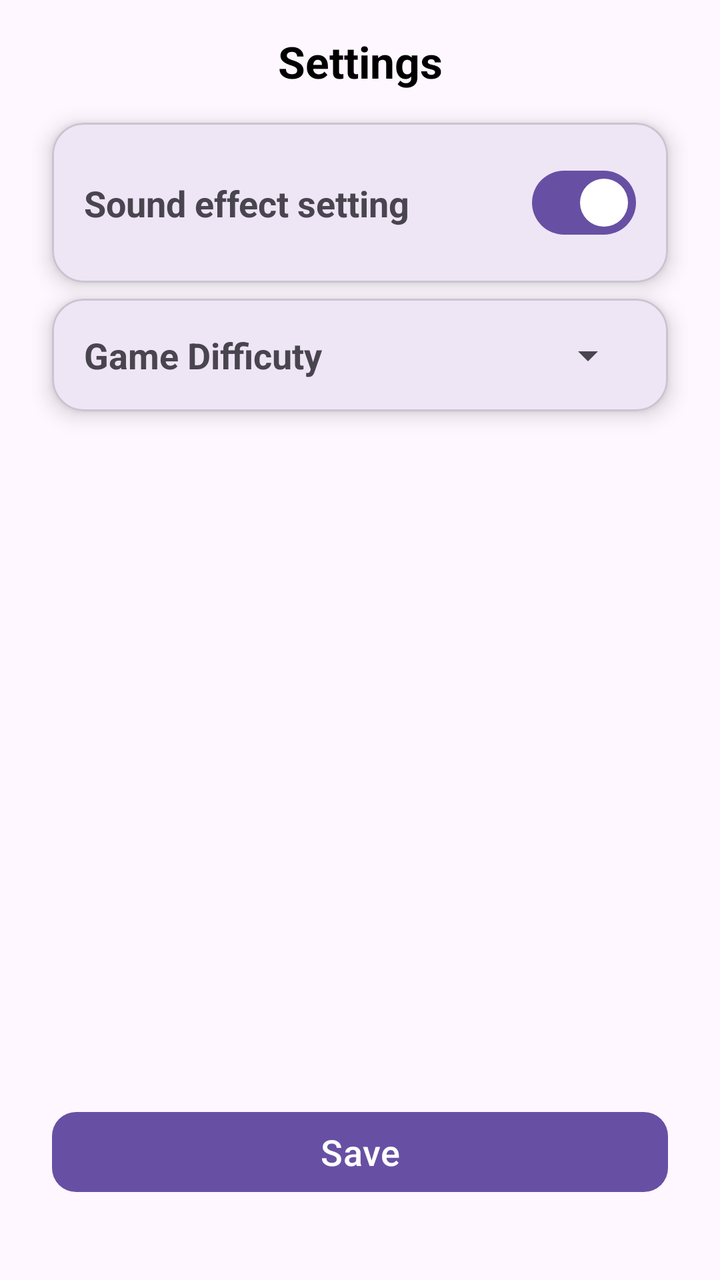
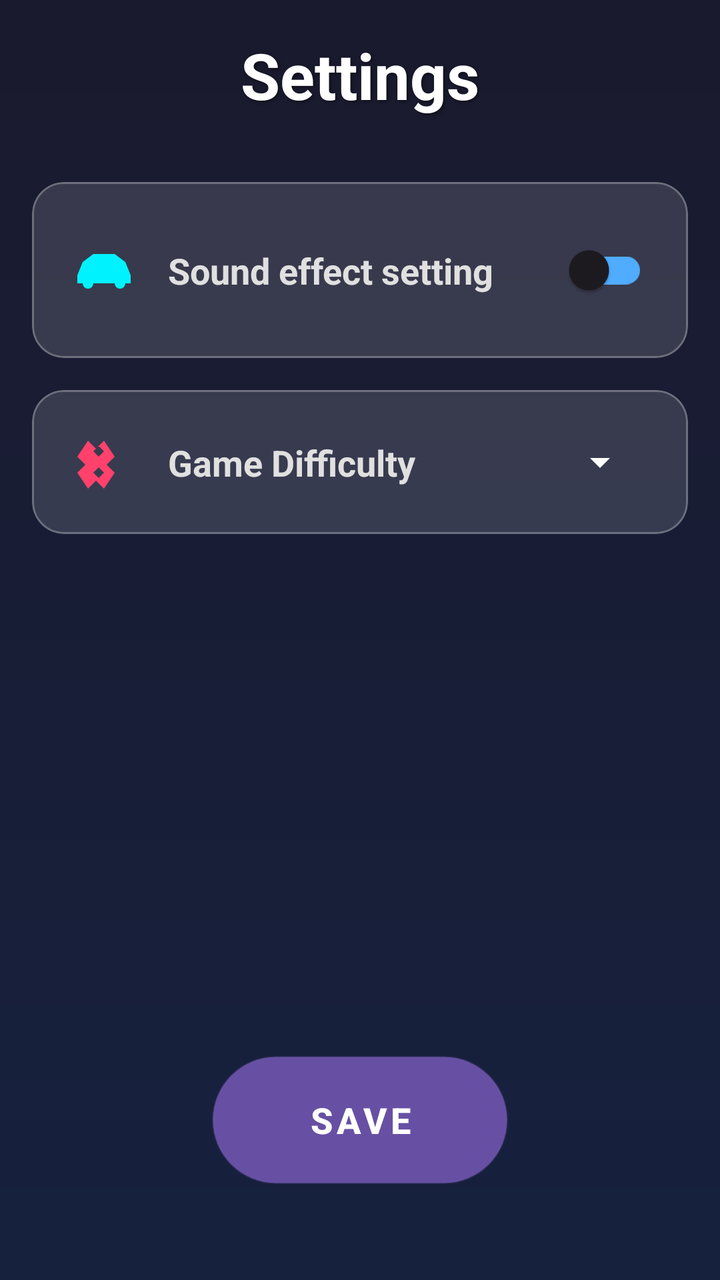

Compare the two renders of this Android layout. The source of the first and the diff that turns it into the second are given below.
<!-- AndroidManifest.xml: application theme Theme.RacingGame2D -->
<!-- res/layout/activity_settings.xml -->
<?xml version="1.0" encoding="utf-8"?>
<androidx.constraintlayout.widget.ConstraintLayout
    xmlns:android="http://schemas.android.com/apk/res/android"
    xmlns:app="http://schemas.android.com/apk/res-auto"
    xmlns:tools="http://schemas.android.com/tools"
    android:id="@+id/main"
    android:layout_width="match_parent"
    android:layout_height="match_parent"
    android:padding="16dp"
    android:fitsSystemWindows="true"
    tools:context=".view.setting.SettingsActivity">

    
    <TextView
        android:id="@+id/tvTitle"
        android:layout_width="wrap_content"
        android:layout_height="wrap_content"
        android:text="@string/racinggame2d_settings_tv"
        android:textSize="22sp"
        android:textStyle="bold"
        android:textColor="@android:color/black"
        app:layout_constraintTop_toTopOf="parent"
        app:layout_constraintStart_toStartOf="parent"
        app:layout_constraintEnd_toEndOf="parent"
        android:layout_marginBottom="16dp"/>

    
    <com.google.android.material.card.MaterialCardView
        android:id="@+id/card_sound"
        android:layout_width="0dp"
        android:layout_height="wrap_content"
        android:layout_marginTop="16dp"
        android:layout_marginStart="10dp"
        android:layout_marginEnd="10dp"
        android:layout_marginBottom="16dp"
        app:cardCornerRadius="16dp"
        app:cardElevation="6dp"
        app:layout_constraintTop_toBottomOf="@id/tvTitle"
        app:layout_constraintStart_toStartOf="parent"
        app:layout_constraintEnd_toEndOf="parent">

        <androidx.constraintlayout.widget.ConstraintLayout
            android:layout_width="match_parent"
            android:layout_height="wrap_content"
            android:padding="16dp">

            <TextView
                android:id="@+id/text_sound_effect"
                android:layout_width="wrap_content"
                android:layout_height="wrap_content"
                android:text="@string/racinggame2d_sound_effect_setting_tv"
                android:textStyle="bold"
                android:textSize="18sp"
                app:layout_constraintStart_toStartOf="parent"
                app:layout_constraintTop_toTopOf="parent"
                app:layout_constraintBottom_toBottomOf="parent" />

            <com.google.android.material.materialswitch.MaterialSwitch
                android:id="@+id/switch_sound"
                android:layout_width="wrap_content"
                android:layout_height="wrap_content"
                android:checked="true"
                app:layout_constraintEnd_toEndOf="parent"
                app:layout_constraintTop_toTopOf="parent"
                app:layout_constraintBottom_toBottomOf="parent" />

        </androidx.constraintlayout.widget.ConstraintLayout>
    </com.google.android.material.card.MaterialCardView>
    
    <com.google.android.material.card.MaterialCardView
        android:id="@+id/card_difficulty"
        android:layout_width="0dp"
        android:layout_height="wrap_content"
        android:layout_marginTop="8dp"
        android:layout_marginStart="10dp"
        android:layout_marginEnd="10dp"
        app:cardCornerRadius="16dp"
        app:cardElevation="6dp"
        app:layout_constraintTop_toBottomOf="@id/card_sound"
        app:layout_constraintStart_toStartOf="parent"
        app:layout_constraintEnd_toEndOf="parent">

        <androidx.constraintlayout.widget.ConstraintLayout
            android:layout_width="match_parent"
            android:layout_height="wrap_content"
            android:padding="16dp">

            <TextView
                android:id="@+id/text_difficulty"
                android:layout_width="wrap_content"
                android:layout_height="wrap_content"
                android:text="@string/racinggame2d_game_difficuty_setting_tv"
                android:textStyle="bold"
                android:textSize="18sp"
                app:layout_constraintStart_toStartOf="parent"
                app:layout_constraintTop_toTopOf="parent"
                app:layout_constraintBottom_toBottomOf="parent" />

            <Spinner
                android:id="@+id/spinner_difficulty"
                android:layout_width="wrap_content"
                android:layout_height="wrap_content"
                app:layout_constraintEnd_toEndOf="parent"
                app:layout_constraintTop_toTopOf="parent"
                app:layout_constraintBottom_toBottomOf="parent" />

        </androidx.constraintlayout.widget.ConstraintLayout>
    </com.google.android.material.card.MaterialCardView>


    
    <com.google.android.material.button.MaterialButton
        android:id="@+id/btn_save"
        android:layout_width="0dp"
        android:layout_height="wrap_content"
        android:text="@string/racinggame2d_save_btn"
        android:textSize="18sp"
        android:layout_marginTop="24dp"
        android:layout_marginStart="10dp"
        android:layout_marginEnd="10dp"
        android:layout_marginBottom="24dp"
        app:cornerRadius="12dp"
        app:layout_constraintStart_toStartOf="parent"
        app:layout_constraintEnd_toEndOf="parent"
        app:layout_constraintBottom_toBottomOf="parent"/>

</androidx.constraintlayout.widget.ConstraintLayout>
<!-- resources referenced by this layout -->
<resources>
  <string name="racinggame2d_game_difficuty_setting_tv">Game Difficuty</string>
  <!-- unchanged entries left out for length: 5 -->
</resources>

<!-- the commit's change to res/layout/activity_settings.xml (unified diff, before → after) -->
@@ -1,127 +1,151 @@
 <?xml version="1.0" encoding="utf-8"?>
-<androidx.constraintlayout.widget.ConstraintLayout
-    xmlns:android="http://schemas.android.com/apk/res/android"
+<layout xmlns:android="http://schemas.android.com/apk/res/android"
     xmlns:app="http://schemas.android.com/apk/res-auto"
-    xmlns:tools="http://schemas.android.com/tools"
-    android:id="@+id/main"
-    android:layout_width="match_parent"
-    android:layout_height="match_parent"
-    android:padding="16dp"
-    android:fitsSystemWindows="true"
-    tools:context=".view.setting.SettingsActivity">
+    xmlns:tools="http://schemas.android.com/tools">
 
-    
-    <TextView
-        android:id="@+id/tvTitle"
-        android:layout_width="wrap_content"
-        android:layout_height="wrap_content"
-        android:text="@string/racinggame2d_settings_tv"
-        android:textSize="22sp"
-        android:textStyle="bold"
-        android:textColor="@android:color/black"
-        app:layout_constraintTop_toTopOf="parent"
-        app:layout_constraintStart_toStartOf="parent"
-        app:layout_constraintEnd_toEndOf="parent"
-        android:layout_marginBottom="16dp"/>
+    <data>
+        <variable
+            name="viewModel"
+            type="com.adam.app.racinggame2d.ui.setting.SettingsViewModel" />
+    </data>
 
-    
-    <com.google.android.material.card.MaterialCardView
-        android:id="@+id/card_sound"
-        android:layout_width="0dp"
-        android:layout_height="wrap_content"
-        android:layout_marginTop="16dp"
-        android:layout_marginStart="10dp"
-        android:layout_marginEnd="10dp"
-        android:layout_marginBottom="16dp"
-        app:cardCornerRadius="16dp"
-        app:cardElevation="6dp"
-        app:layout_constraintTop_toBottomOf="@id/tvTitle"
-        app:layout_constraintStart_toStartOf="parent"
-        app:layout_constraintEnd_toEndOf="parent">
+    <androidx.constraintlayout.widget.ConstraintLayout
+        android:layout_width="match_parent"
+        android:layout_height="match_parent"
+        android:background="@drawable/game_screen_background"
+        android:padding="16dp"
+        android:fitsSystemWindows="true"
+        tools:context=".ui.setting.SettingsActivity">
 
-        <androidx.constraintlayout.widget.ConstraintLayout
+        <TextView
+            android:id="@+id/tv_settings_title"
+            style="@style/GameTitleStyle"
+            android:layout_width="wrap_content"
+            android:layout_height="wrap_content"
+            android:text="@string/racinggame2d_settings_tv"
+            app:layout_constraintEnd_toEndOf="parent"
+            app:layout_constraintStart_toStartOf="parent"
+            app:layout_constraintTop_toTopOf="parent" />
+
+        
+        <com.google.android.material.card.MaterialCardView
+            android:id="@+id/card_sound"
             android:layout_width="match_parent"
             android:layout_height="wrap_content"
-            android:padding="16dp">
+            android:layout_marginTop="32dp"
+            app:cardBackgroundColor="#22FFFFFF"
+            app:cardCornerRadius="16dp"
+            app:cardElevation="0dp"
+            app:strokeColor="#44FFFFFF"
+            app:strokeWidth="1dp"
+            app:layout_constraintTop_toBottomOf="@id/tv_settings_title">
 
-            <TextView
-                android:id="@+id/text_sound_effect"
-                android:layout_width="wrap_content"
+            <androidx.constraintlayout.widget.ConstraintLayout
+                android:layout_width="match_parent"
                 android:layout_height="wrap_content"
-                android:text="@string/racinggame2d_sound_effect_setting_tv"
-                android:textStyle="bold"
-                android:textSize="18sp"
-                app:layout_constraintStart_toStartOf="parent"
-                app:layout_constraintTop_toTopOf="parent"
-                app:layout_constraintBottom_toBottomOf="parent" />
+                android:padding="20dp">
 
-            <com.google.android.material.materialswitch.MaterialSwitch
-                android:id="@+id/switch_sound"
-                android:layout_width="wrap_content"
-                android:layout_height="wrap_content"
-                android:checked="true"
-                app:layout_constraintEnd_toEndOf="parent"
-                app:layout_constraintTop_toTopOf="parent"
-                app:layout_constraintBottom_toBottomOf="parent" />
+                <ImageView
+                    android:id="@+id/iv_sound_icon"
+                    android:layout_width="32dp"
+                    android:layout_height="32dp"
+                    android:src="@drawable/ic_car_logo"
+                    android:tint="#00F2FE"
+                    android:contentDescription="@null"
+                    app:layout_constraintBottom_toBottomOf="parent"
+                    app:layout_constraintStart_toStartOf="parent"
+                    app:layout_constraintTop_toTopOf="parent"
+                    tools:ignore="UseAppTint" />
 
-        </androidx.constraintlayout.widget.ConstraintLayout>
-    </com.google.android.material.card.MaterialCardView>
-    
-    <com.google.android.material.card.MaterialCardView
-        android:id="@+id/card_difficulty"
-        android:layout_width="0dp"
-        android:layout_height="wrap_content"
-        android:layout_marginTop="8dp"
-        android:layout_marginStart="10dp"
-        android:layout_marginEnd="10dp"
-        app:cardCornerRadius="16dp"
-        app:cardElevation="6dp"
-        app:layout_constraintTop_toBottomOf="@id/card_sound"
-        app:layout_constraintStart_toStartOf="parent"
-        app:layout_constraintEnd_toEndOf="parent">
+                <TextView
+                    android:id="@+id/tv_sound_label"
+                    style="@style/GameLabelStyle"
+                    android:layout_width="wrap_content"
+                    android:layout_height="wrap_content"
+                    android:layout_marginStart="16dp"
+                    android:text="@string/racinggame2d_sound_effect_setting_tv"
+                    app:layout_constraintBottom_toBottomOf="parent"
+                    app:layout_constraintStart_toEndOf="@id/iv_sound_icon"
+                    app:layout_constraintTop_toTopOf="parent" />
 
-        <androidx.constraintlayout.widget.ConstraintLayout
+                <androidx.appcompat.widget.SwitchCompat
+                    android:id="@+id/switch_sound"
+                    android:layout_width="wrap_content"
+                    android:layout_height="wrap_content"
+                    android:thumbTint="#00F2FE"
+                    app:trackTint="#4FACFE"
+                    app:layout_constraintBottom_toBottomOf="parent"
+                    app:layout_constraintEnd_toEndOf="parent"
+                    app:layout_constraintTop_toTopOf="parent" />
+
+            </androidx.constraintlayout.widget.ConstraintLayout>
+        </com.google.android.material.card.MaterialCardView>
+
+        
+        <com.google.android.material.card.MaterialCardView
+            android:id="@+id/card_difficulty"
             android:layout_width="match_parent"
             android:layout_height="wrap_content"
-            android:padding="16dp">
+            android:layout_marginTop="16dp"
+            app:cardBackgroundColor="#22FFFFFF"
+            app:cardCornerRadius="16dp"
+            app:cardElevation="0dp"
+            app:strokeColor="#44FFFFFF"
+            app:strokeWidth="1dp"
+            app:layout_constraintTop_toBottomOf="@id/card_sound">
 
-            <TextView
-                android:id="@+id/text_difficulty"
-                android:layout_width="wrap_content"
+            <androidx.constraintlayout.widget.ConstraintLayout
+                android:layout_width="match_parent"
                 android:layout_height="wrap_content"
-                android:text="@string/racinggame2d_game_difficuty_setting_tv"
-                android:textStyle="bold"
-                android:textSize="18sp"
-                app:layout_constraintStart_toStartOf="parent"
-                app:layout_constraintTop_toTopOf="parent"
-                app:layout_constraintBottom_toBottomOf="parent" />
+                android:padding="20dp">
 
-            <Spinner
-                android:id="@+id/spinner_difficulty"
-                android:layout_width="wrap_content"
-                android:layout_height="wrap_content"
-                app:layout_constraintEnd_toEndOf="parent"
-                app:layout_constraintTop_toTopOf="parent"
-                app:layout_constraintBottom_toBottomOf="parent" />
+                <ImageView
+                    android:id="@+id/iv_difficulty_icon"
+                    android:layout_width="32dp"
+                    android:layout_height="32dp"
+                    android:src="@drawable/ic_accelerator"
+                    android:tint="#FF416C"
+                    android:contentDescription="@null"
+                    app:layout_constraintBottom_toBottomOf="parent"
+                    app:layout_constraintStart_toStartOf="parent"
+                    app:layout_constraintTop_toTopOf="parent"
+                    tools:ignore="UseAppTint" />
 
-        </androidx.constraintlayout.widget.ConstraintLayout>
-    </com.google.android.material.card.MaterialCardView>
+                <TextView
+                    android:id="@+id/tv_difficulty_label"
+                    style="@style/GameLabelStyle"
+                    android:layout_width="wrap_content"
+                    android:layout_height="wrap_content"
+                    android:layout_marginStart="16dp"
+                    android:text="@string/racinggame2d_game_difficulty_setting_tv"
+                    app:layout_constraintBottom_toBottomOf="parent"
+                    app:layout_constraintStart_toEndOf="@id/iv_difficulty_icon"
+                    app:layout_constraintTop_toTopOf="parent" />
+
+                <Spinner
+                    android:id="@+id/spinner_difficulty"
+                    android:layout_width="wrap_content"
+                    android:layout_height="wrap_content"
+                    android:backgroundTint="@color/white"
+                    android:gravity="end"
+                    app:layout_constraintBottom_toBottomOf="parent"
+                    app:layout_constraintEnd_toEndOf="parent"
+                    app:layout_constraintTop_toTopOf="parent" />
+
+            </androidx.constraintlayout.widget.ConstraintLayout>
+        </com.google.android.material.card.MaterialCardView>
+
+        <Button
+            android:id="@+id/btn_save"
+            style="@style/GameCapsuleButtonStyle"
+            android:layout_width="wrap_content"
+            android:layout_height="64dp"
+            android:layout_marginBottom="32dp"
+            android:text="@string/racinggame2d_save_btn"
+            app:layout_constraintBottom_toBottomOf="parent"
+            app:layout_constraintEnd_toEndOf="parent"
+            app:layout_constraintStart_toStartOf="parent" />
 
 
-    
-    <com.google.android.material.button.MaterialButton
-        android:id="@+id/btn_save"
-        android:layout_width="0dp"
-        android:layout_height="wrap_content"
-        android:text="@string/racinggame2d_save_btn"
-        android:textSize="18sp"
-        android:layout_marginTop="24dp"
-        android:layout_marginStart="10dp"
-        android:layout_marginEnd="10dp"
-        android:layout_marginBottom="24dp"
-        app:cornerRadius="12dp"
-        app:layout_constraintStart_toStartOf="parent"
-        app:layout_constraintEnd_toEndOf="parent"
-        app:layout_constraintBottom_toBottomOf="parent"/>
-
-</androidx.constraintlayout.widget.ConstraintLayout>
+    </androidx.constraintlayout.widget.ConstraintLayout>
+</layout>
<!-- resource entries referenced after the edit -->
@@ -1,6 +1,160 @@
 <!-- resources referenced by this layout -->
 <resources>
-  <string name="racinggame2d_game_difficuty_setting_tv">Game Difficuty</string>
+  <color name="white">#FFFFFFFF</color>
+  <!-- drawable game_screen_background (drawable) -->
+  <?xml version="1.0" encoding="utf-8"?>
+  <shape xmlns:android="http://schemas.android.com/apk/res/android"
+      android:shape="rectangle">
+      <gradient
+          android:startColor="#1A1A2E"
+          android:endColor="#16213E"
+          android:angle="270" />
+  </shape>
+  <!-- drawable ic_accelerator (drawable) -->
+  <vector xmlns:android="http://schemas.android.com/apk/res/android"
+      android:width="24dp"
+      android:height="24dp"
+      android:viewportWidth="24"
+      android:viewportHeight="24">
+      <path
+          android:fillColor="#FFFFFFFF"
+          android:pathData="M2,16l4,6 3,-3 3,3 4,-6 -3,-3 3,-3 -4,-6 -3,3 -3,-3 -4,6 3,3zM8,8l2,-2 2,2 -2,2zM8,16l2,-2 2,2 -2,2z"/>
+  </vector>
+  <!-- drawable ic_car_logo (drawable) -->
+  <vector xmlns:android="http://schemas.android.com/apk/res/android"
+      android:width="200dp"
+      android:height="200dp"
+      android:viewportWidth="24"
+      android:viewportHeight="24">
+  
+      
+      <path
+          android:fillColor="#FFFFFF"
+          android:pathData="
+              M2,14
+              L4,9
+              L8,6
+              L16,6
+              L20,9
+              L22,14
+              L22,17
+              L20,17
+              A2,2 0 0 1 16,17
+              L8,17
+              A2,2 0 0 1 4,17
+              L2,17
+              Z" />
+  
+      
+      <path
+          android:fillColor="#00E5FF"
+          android:pathData="
+              M10,7
+              L9,12
+              L12,12
+              L11,17
+              L15,10
+              L12,10
+              L13,7
+              Z" />
+  
+      
+      <path
+          android:fillColor="#FFFFFF"
+          android:pathData="M6,18a2,2 0 1,0 0,-4a2,2 0 0,0 0,4z" />
+  
+      <path
+          android:fillColor="#FFFFFF"
+          android:pathData="M18,18a2,2 0 1,0 0,-4a2,2 0 0,0 0,4z" />
+  
+  </vector>
+  <string name="racinggame2d_game_difficulty_setting_tv">Game Difficulty</string>
+  <style name="GameCapsuleButtonStyle" parent="GameButtonStyle">
+          <item name="android:background">@drawable/game_button_capsule_background</item>
+          <item name="android:paddingStart">48dp</item>
+          <item name="android:paddingEnd">48dp</item>
+      </style>
+  <style name="GameLabelStyle">
+          <item name="android:textColor">#E0E0E0</item>
+          <item name="android:textSize">18sp</item>
+          <item name="android:textStyle">bold</item>
+      </style>
+  <style name="GameTitleStyle">
+          <item name="android:textColor">@color/white</item>
+          <item name="android:textSize">32sp</item>
+          <item name="android:textStyle">bold</item>
+          <item name="android:shadowColor">#80000000</item>
+          <item name="android:shadowDx">2</item>
+          <item name="android:shadowDy">2</item>
+          <item name="android:shadowRadius">4</item>
+      </style>
+  <style name="GameButtonStyle" parent="Widget.MaterialComponents.Button">
+          <item name="android:backgroundTint">@null</item>
+          <item name="android:background">@drawable/game_button_background</item>
+          <item name="android:textColor">@color/button_text</item>
+          <item name="android:textAllCaps">true</item>
+          <item name="android:textStyle">bold</item>
+          <item name="android:textSize">18sp</item>
+          <item name="android:letterSpacing">0.1</item>
+          <item name="android:paddingTop">12dp</item>
+          <item name="android:paddingBottom">12dp</item>
+          <item name="android:insetTop">0dp</item>
+          <item name="android:insetBottom">0dp</item>
+      </style>
+  <!-- drawable game_button_capsule_background (drawable) -->
+  <?xml version="1.0" encoding="utf-8"?>
+  <selector xmlns:android="http://schemas.android.com/apk/res/android">
+      <item android:state_pressed="true">
+          <shape android:shape="rectangle">
+              <solid android:color="@color/button_pressed" />
+              <corners android:radius="100dp" />
+              <stroke android:width="2dp" android:color="#FFFFFF" />
+          </shape>
+      </item>
+      <item>
+          <shape android:shape="rectangle">
+              <gradient
+                  android:startColor="#FF416C"
+                  android:endColor="#FF4B2B"
+                  android:angle="45" />
+              <corners android:radius="100dp" />
+              <stroke android:width="1dp" android:color="#44FFFFFF" />
+          </shape>
+      </item>
+  </selector>
+  <!-- drawable game_button_background (drawable) -->
+  <?xml version="1.0" encoding="utf-8"?>
+  <selector xmlns:android="http://schemas.android.com/apk/res/android">
+      <item android:state_pressed="true">
+          <shape android:shape="rectangle">
+              <gradient
+                  android:startColor="@color/button_pressed"
+                  android:endColor="@color/button_pressed"
+                  android:angle="45" />
+              <corners android:radius="12dp" />
+              <stroke android:width="2dp" android:color="#FFFFFF" />
+          </shape>
+      </item>
+      <item android:state_enabled="false">
+          <shape android:shape="rectangle">
+              <solid android:color="@color/button_disabled" />
+              <corners android:radius="12dp" />
+          </shape>
+      </item>
+      <item>
+          <shape android:shape="rectangle">
+              <gradient
+                  android:startColor="#00F2FE"
+                  android:endColor="#4FACFE"
+                  android:angle="45" />
+              <corners android:radius="12dp" />
+              <stroke android:width="2dp" android:color="#44FFFFFF" />
+          </shape>
+      </item>
+  </selector>
+  <color name="button_text">#FFFFFF</color>
+  <color name="button_pressed">#5A54E6</color>
+  <color name="button_disabled">#BDBDBD</color>
   <!-- unchanged entries left out for length: 5 -->
 </resources>
 
